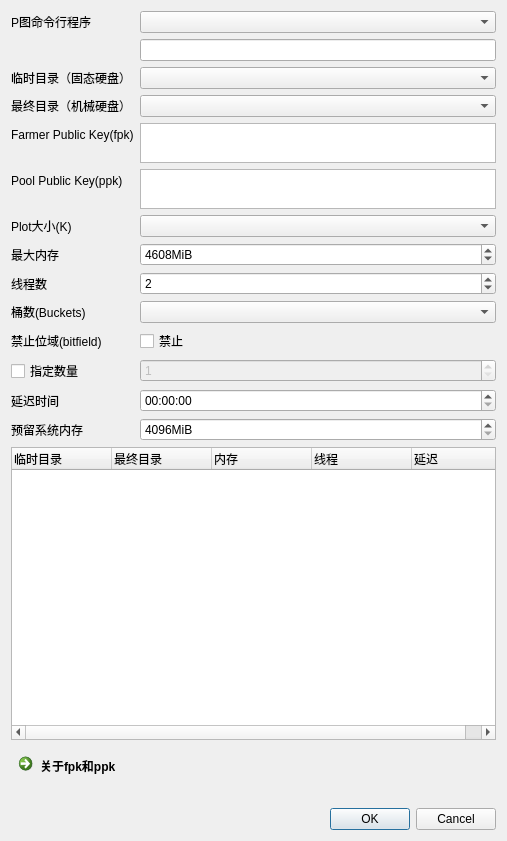
The window that ui/CreatePlotDialog.ui (penglecn/ChiaTools) describes before a commit, drawn with Qt 5.
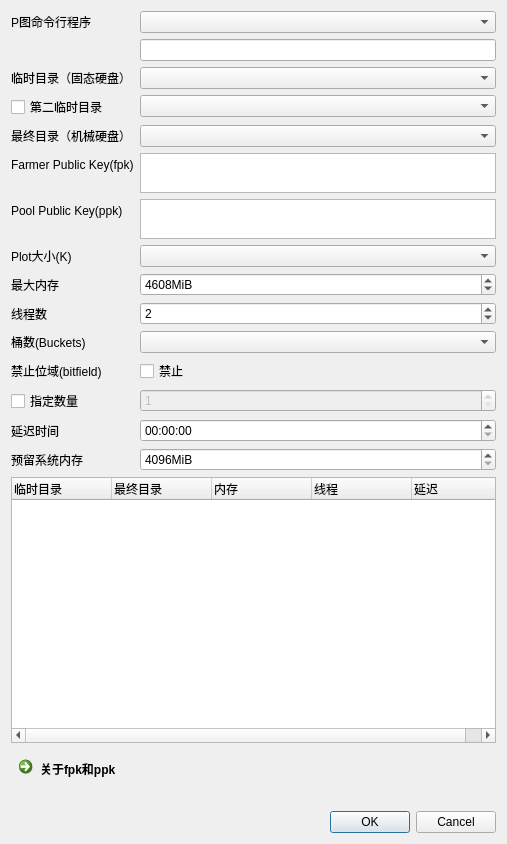
The same window after the commit.

Commit message: 支持选择第二临时目录

Diff of the .ui file:
```diff
--- a/ui/CreatePlotDialog.ui
+++ b/ui/CreatePlotDialog.ui
@@ -10,7 +10,7 @@
     <x>0</x>
     <y>0</y>
     <width>507</width>
-    <height>841</height>
+    <height>844</height>
    </rect>
   </property>
   <property name="sizePolicy">
@@ -41,31 +41,31 @@
      <item row="3" column="1">
       <widget class="QComboBox" name="comboSSD"/>
      </item>
-     <item row="4" column="0">
+     <item row="5" column="0">
       <widget class="QLabel" name="labelHDD">
        <property name="text">
         <string>最终目录（机械硬盘）</string>
        </property>
       </widget>
      </item>
-     <item row="4" column="1">
+     <item row="5" column="1">
       <widget class="QComboBox" name="comboHDD"/>
      </item>
-     <item row="5" column="0">
+     <item row="6" column="0">
       <widget class="QLabel" name="labelFpk">
        <property name="text">
         <string>Farmer Public Key(fpk)</string>
        </property>
       </widget>
      </item>
-     <item row="7" column="0">
+     <item row="8" column="0">
       <widget class="QLabel" name="labelPpk">
        <property name="text">
         <string>Pool Public Key(ppk)</string>
        </property>
       </widget>
      </item>
-     <item row="14" column="1">
+     <item row="15" column="1">
       <widget class="QSpinBox" name="spinNumber">
        <property name="enabled">
         <bool>false</bool>
@@ -78,28 +78,28 @@
        </property>
       </widget>
      </item>
-     <item row="15" column="0">
+     <item row="16" column="0">
       <widget class="QLabel" name="labelDelay">
        <property name="text">
         <string>延迟时间</string>
        </property>
       </widget>
      </item>
-     <item row="15" column="1">
+     <item row="16" column="1">
       <widget class="QTimeEdit" name="timeEditDelay">
        <property name="displayFormat">
         <string>HH:mm:ss</string>
        </property>
       </widget>
      </item>
-     <item row="10" column="0">
+     <item row="11" column="0">
       <widget class="QLabel" name="labelThreadNum">
        <property name="text">
         <string>线程数</string>
        </property>
       </widget>
      </item>
-     <item row="10" column="1">
+     <item row="11" column="1">
       <widget class="QSpinBox" name="spinThreadNum">
        <property name="minimum">
         <number>1</number>
@@ -112,14 +112,14 @@
        </property>
       </widget>
      </item>
-     <item row="9" column="0">
+     <item row="10" column="0">
       <widget class="QLabel" name="labelMemory">
        <property name="text">
         <string>最大内存</string>
        </property>
       </widget>
      </item>
-     <item row="9" column="1">
+     <item row="10" column="1">
       <widget class="QSpinBox" name="spinMemory">
        <property name="suffix">
         <string>MiB</string>
@@ -138,38 +138,38 @@
        </property>
       </widget>
      </item>
-     <item row="14" column="0">
+     <item row="15" column="0">
       <widget class="QCheckBox" name="checkBoxSpecifyCount">
        <property name="text">
         <string>指定数量</string>
        </property>
       </widget>
      </item>
-     <item row="11" column="0">
+     <item row="12" column="0">
       <widget class="QLabel" name="labelBucketNum">
        <property name="text">
         <string>桶数(Buckets)</string>
        </property>
       </widget>
      </item>
-     <item row="8" column="0">
+     <item row="9" column="0">
       <widget class="QLabel" name="labelK">
        <property name="text">
         <string>Plot大小(K)</string>
        </property>
       </widget>
      </item>
-     <item row="8" column="1">
+     <item row="9" column="1">
       <widget class="QComboBox" name="comboK"/>
      </item>
-     <item row="13" column="0">
+     <item row="14" column="0">
       <widget class="QLabel" name="labelNoBitfield">
        <property name="text">
         <string>禁止位域(bitfield)</string>
        </property>
       </widget>
      </item>
-     <item row="13" column="1">
+     <item row="14" column="1">
       <widget class="QCheckBox" name="checkBoxNoBitfield">
        <property name="text">
         <string>禁止</string>
@@ -193,7 +193,7 @@
        </property>
       </widget>
      </item>
-     <item row="5" column="1">
+     <item row="6" column="1">
       <widget class="QPlainTextEdit" name="editFpk">
        <property name="sizePolicy">
         <sizepolicy hsizetype="Expanding" vsizetype="Preferred">
@@ -209,7 +209,7 @@
        </property>
       </widget>
      </item>
-     <item row="7" column="1">
+     <item row="8" column="1">
       <widget class="QPlainTextEdit" name="editPpk">
        <property name="sizePolicy">
         <sizepolicy hsizetype="Expanding" vsizetype="Preferred">
@@ -225,14 +225,14 @@
        </property>
       </widget>
      </item>
-     <item row="16" column="0">
+     <item row="17" column="0">
       <widget class="QLabel" name="labelReserve">
        <property name="text">
         <string>预留系统内存</string>
        </property>
       </widget>
      </item>
-     <item row="16" column="1">
+     <item row="17" column="1">
       <widget class="QSpinBox" name="spinReservedMemory">
        <property name="suffix">
         <string>MiB</string>
@@ -248,13 +248,27 @@
        </property>
       </widget>
      </item>
-     <item row="11" column="1">
+     <item row="12" column="1">
       <widget class="QComboBox" name="comboBucketNum">
        <property name="currentText">
         <string/>
        </property>
       </widget>
      </item>
+     <item row="4" column="1">
+      <widget class="QComboBox" name="comboTemp2">
+       <property name="editable">
+        <bool>false</bool>
+       </property>
+      </widget>
+     </item>
+     <item row="4" column="0">
+      <widget class="QCheckBox" name="checkBoxSpecifyTemp2">
+       <property name="text">
+        <string>第二临时目录</string>
+       </property>
+      </widget>
+     </item>
     </layout>
    </item>
    <item>
```
The commit also changes 6 other files.
